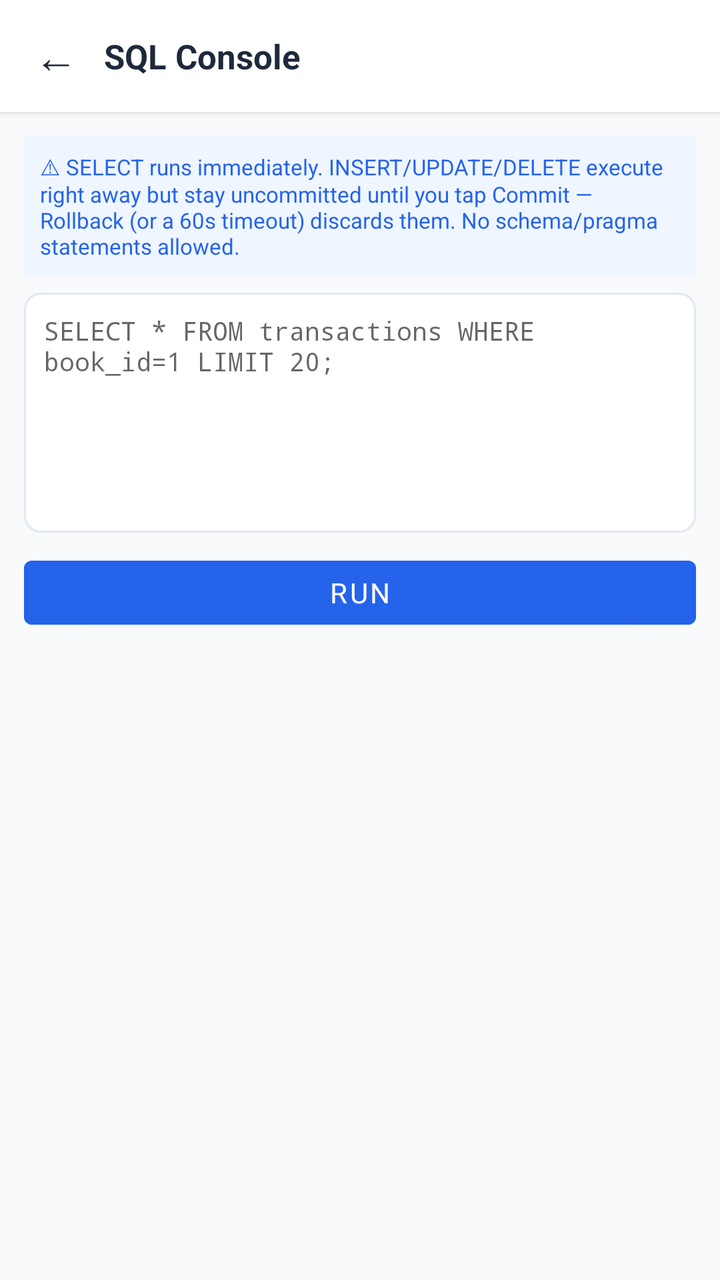
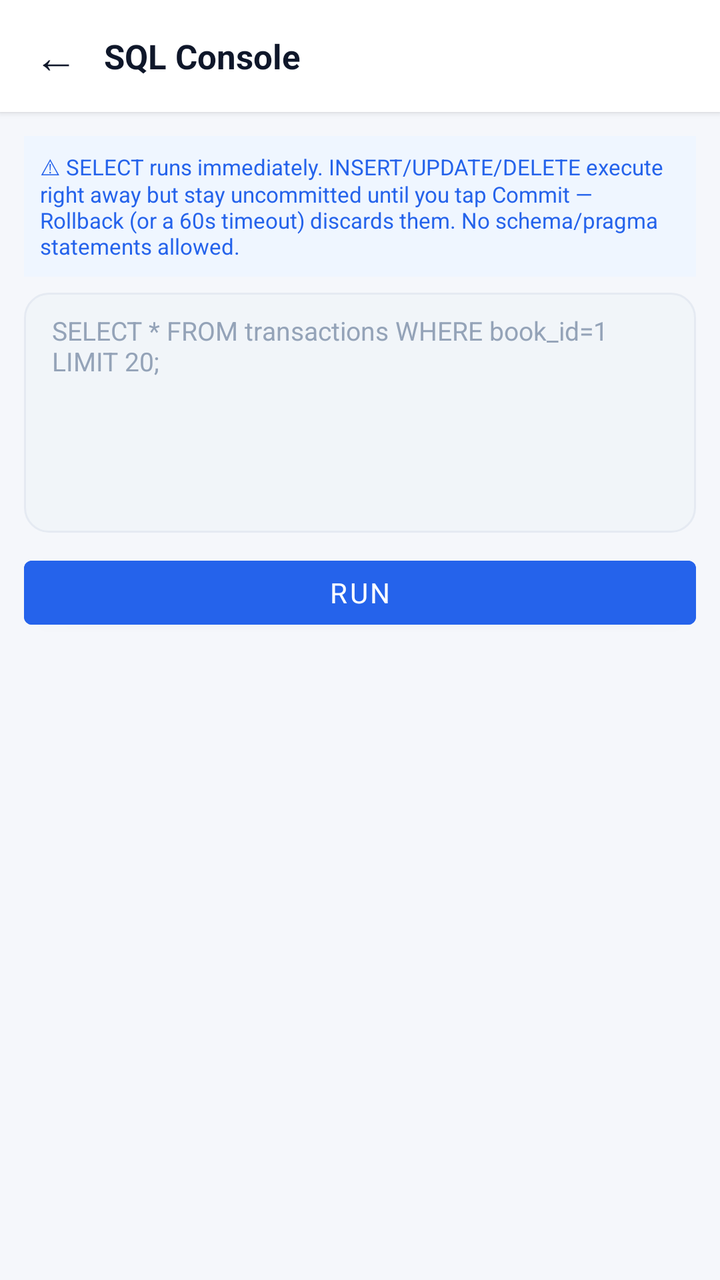

Compare the two renders of this Android layout. The source of the first and the diff that turns it into the second are given below.
<!-- AndroidManifest.xml: application theme Theme.ExpenseOS -->
<!-- res/layout/activity_sql_console.xml -->
<?xml version="1.0" encoding="utf-8"?>
<LinearLayout xmlns:android="http://schemas.android.com/apk/res/android"
    android:layout_width="match_parent"
    android:layout_height="match_parent"
    android:background="@color/background"
    android:orientation="vertical">

    <LinearLayout
        android:layout_width="match_parent"
        android:layout_height="56dp"
        android:background="@color/surface"
        android:elevation="2dp"
        android:gravity="center_vertical"
        android:orientation="horizontal"
        android:paddingHorizontal="4dp">

        <TextView
            android:id="@+id/btnSqlBack"
            android:layout_width="48dp"
            android:layout_height="48dp"
            android:background="?attr/selectableItemBackgroundBorderless"
            android:gravity="center"
            android:text="←"
            android:textColor="@color/text_primary"
            android:textSize="22sp" />

        <TextView
            android:layout_width="0dp"
            android:layout_height="wrap_content"
            android:layout_weight="1"
            android:text="SQL Console"
            android:textColor="@color/text_primary"
            android:textSize="17sp"
            android:textStyle="bold" />
    </LinearLayout>

    <ScrollView
        android:layout_width="match_parent"
        android:layout_height="0dp"
        android:layout_weight="1">

        <LinearLayout
            android:layout_width="match_parent"
            android:layout_height="wrap_content"
            android:orientation="vertical"
            android:padding="12dp">

            <TextView
                android:layout_width="match_parent"
                android:layout_height="wrap_content"
                android:layout_marginBottom="8dp"
                android:background="#EFF6FF"
                android:padding="8dp"
                android:text="⚠ SELECT runs immediately. INSERT/UPDATE/DELETE execute right away but stay uncommitted until you tap Commit — Rollback (or a 60s timeout) discards them. No schema/pragma statements allowed."
                android:textColor="@color/primary"
                android:textSize="11sp" />

            
            <EditText
                android:id="@+id/etSqlInput"
                android:layout_width="match_parent"
                android:layout_height="120dp"
                android:background="@drawable/bg_input_box"
                android:fontFamily="monospace"
                android:gravity="top|start"
                android:hint="SELECT * FROM transactions WHERE book_id=1 LIMIT 20;"
                android:inputType="textMultiLine"
                android:padding="10dp"
                android:textSize="13sp" />

            <HorizontalScrollView
                android:id="@+id/scrollSqlHistory"
                android:layout_width="match_parent"
                android:layout_height="wrap_content"
                android:layout_marginTop="4dp"
                android:scrollbars="none"
                android:visibility="gone">

                <LinearLayout
                    android:id="@+id/llSqlHistory"
                    android:layout_width="wrap_content"
                    android:layout_height="wrap_content"
                    android:orientation="horizontal" />
            </HorizontalScrollView>

            <HorizontalScrollView
                android:id="@+id/scrollSqlSuggestions"
                android:layout_width="match_parent"
                android:layout_height="wrap_content"
                android:layout_marginTop="4dp"
                android:scrollbars="none"
                android:visibility="gone">

                <LinearLayout
                    android:id="@+id/llSqlSuggestions"
                    android:layout_width="wrap_content"
                    android:layout_height="wrap_content"
                    android:orientation="horizontal" />
            </HorizontalScrollView>

            <LinearLayout
                android:layout_width="match_parent"
                android:layout_height="wrap_content"
                android:layout_marginTop="8dp"
                android:orientation="horizontal">

                <Button
                    android:id="@+id/btnSqlRun"
                    android:layout_width="0dp"
                    android:layout_height="44dp"
                    android:layout_weight="1"
                    android:backgroundTint="@color/primary"
                    android:text="RUN"
                    android:textColor="#FFFFFF" />

                <Button
                    android:id="@+id/btnSqlCommit"
                    android:layout_width="0dp"
                    android:layout_height="44dp"
                    android:layout_marginStart="8dp"
                    android:layout_weight="1"
                    android:backgroundTint="@color/green"
                    android:text="COMMIT"
                    android:textColor="#FFFFFF"
                    android:visibility="gone" />

                <Button
                    android:id="@+id/btnSqlRollback"
                    android:layout_width="0dp"
                    android:layout_height="44dp"
                    android:layout_marginStart="8dp"
                    android:layout_weight="1"
                    android:backgroundTint="@color/red"
                    android:text="ROLLBACK"
                    android:textColor="#FFFFFF"
                    android:visibility="gone" />
            </LinearLayout>

            <TextView
                android:id="@+id/tvSqlTimer"
                android:layout_width="match_parent"
                android:layout_height="wrap_content"
                android:layout_marginTop="6dp"
                android:gravity="center"
                android:textColor="@color/amber"
                android:textSize="12sp"
                android:textStyle="bold" />

            <LinearLayout
                android:layout_width="match_parent"
                android:layout_height="wrap_content"
                android:layout_marginTop="8dp"
                android:gravity="center_vertical"
                android:orientation="horizontal">

                <TextView
                    android:id="@+id/tvSqlStatus"
                    android:layout_width="0dp"
                    android:layout_height="wrap_content"
                    android:layout_weight="1"
                    android:textSize="13sp" />

                <TextView
                    android:id="@+id/btnSqlClear"
                    android:layout_width="wrap_content"
                    android:layout_height="wrap_content"
                    android:background="?attr/selectableItemBackground"
                    android:padding="6dp"
                    android:text="Clear"
                    android:textColor="@color/text_muted"
                    android:textSize="12sp"
                    android:visibility="gone" />

                <TextView
                    android:id="@+id/btnSqlCopyAll"
                    android:layout_width="wrap_content"
                    android:layout_height="wrap_content"
                    android:layout_marginStart="8dp"
                    android:background="?attr/selectableItemBackground"
                    android:padding="6dp"
                    android:text="📋 Copy All"
                    android:textColor="@color/primary"
                    android:textSize="12sp"
                    android:visibility="gone" />
            </LinearLayout>

            <HorizontalScrollView
                android:id="@+id/scrollSqlResults"
                android:layout_width="match_parent"
                android:layout_height="wrap_content"
                android:layout_marginTop="8dp"
                android:visibility="gone">

                <TableLayout
                    android:id="@+id/tableSqlResults"
                    android:layout_width="wrap_content"
                    android:layout_height="wrap_content" />
            </HorizontalScrollView>

            <LinearLayout
                android:id="@+id/rowSqlPagination"
                android:layout_width="match_parent"
                android:layout_height="wrap_content"
                android:layout_marginTop="8dp"
                android:gravity="center_vertical"
                android:orientation="horizontal"
                android:visibility="gone">

                <Button
                    android:id="@+id/btnSqlPrevPage"
                    android:layout_width="wrap_content"
                    android:layout_height="40dp"
                    android:text="‹ Prev"
                    android:textSize="12sp" />

                <TextView
                    android:id="@+id/tvSqlPageInfo"
                    android:layout_width="0dp"
                    android:layout_height="wrap_content"
                    android:layout_weight="1"
                    android:gravity="center"
                    android:textColor="@color/text_secondary"
                    android:textSize="12sp" />

                <Button
                    android:id="@+id/btnSqlNextPage"
                    android:layout_width="wrap_content"
                    android:layout_height="40dp"
                    android:text="Next ›"
                    android:textSize="12sp" />
            </LinearLayout>
        </LinearLayout>
    </ScrollView>
</LinearLayout>
<!-- resources referenced by this layout -->
<resources>
  <color name="background">#F8FAFC</color>
  <color name="green">#16A34A</color>
  <color name="red">#DC2626</color>
  <color name="text_primary">#1E293B</color>
  <!-- drawable bg_input_box (drawable) -->
  <?xml version="1.0" encoding="utf-8"?>
  <shape xmlns:android="http://schemas.android.com/apk/res/android"
      android:shape="rectangle">
      <corners android:radius="8dp" />
      <stroke
          android:width="1dp"
          android:color="@color/border" />
      <solid android:color="@color/bg_card" />
  </shape>
  <style name="Theme.ExpenseOS" parent="Theme.MaterialComponents.Light.NoActionBar">
          <item name="colorPrimary">@color/primary</item>
          <item name="colorPrimaryDark">@color/primary_dark</item>
          <item name="colorAccent">@color/primary</item>
          <item name="android:windowBackground">@color/bg</item>
          <item name="android:fontFamily">sans-serif</item>
          <item name="android:statusBarColor">@color/primary_dark</item>
      </style>
  <color name="border">#E2E8F0</color>
  <color name="bg_card">#FFFFFF</color>
  <color name="bg">#F8FAFC</color>
  <!-- unchanged entries left out for length: 6 -->
</resources>

<!-- the commit's change to res/layout/activity_sql_console.xml (unified diff, before → after) -->
@@ -49,7 +49,7 @@
                 android:layout_width="match_parent"
                 android:layout_height="wrap_content"
                 android:layout_marginBottom="8dp"
-                android:background="#EFF6FF"
+                android:background="@color/primary_soft"
                 android:padding="8dp"
                 android:text="⚠ SELECT runs immediately. INSERT/UPDATE/DELETE execute right away but stay uncommitted until you tap Commit — Rollback (or a 60s timeout) discards them. No schema/pragma statements allowed."
                 android:textColor="@color/primary"
@@ -111,7 +111,7 @@
                     android:layout_weight="1"
                     android:backgroundTint="@color/primary"
                     android:text="RUN"
-                    android:textColor="#FFFFFF" />
+                    android:textColor="@color/white" />
 
                 <Button
                     android:id="@+id/btnSqlCommit"
@@ -121,7 +121,7 @@
                     android:layout_weight="1"
                     android:backgroundTint="@color/green"
                     android:text="COMMIT"
-                    android:textColor="#FFFFFF"
+                    android:textColor="@color/white"
                     android:visibility="gone" />
 
                 <Button
@@ -132,7 +132,7 @@
                     android:layout_weight="1"
                     android:backgroundTint="@color/red"
                     android:text="ROLLBACK"
-                    android:textColor="#FFFFFF"
+                    android:textColor="@color/white"
                     android:visibility="gone" />
             </LinearLayout>
 
<!-- resource entries referenced after the edit -->
@@ -1,30 +1,105 @@
 <!-- resources referenced by this layout -->
 <resources>
-  <color name="background">#F8FAFC</color>
-  <color name="green">#16A34A</color>
-  <color name="red">#DC2626</color>
-  <color name="text_primary">#1E293B</color>
+  <color name="background">#F5F7FB</color>
+  <color name="green">#059669</color>
+  <color name="primary_soft">#EFF6FF</color>
+  <color name="red">#E11D48</color>
+  <color name="text_primary">#0F172A</color>
+  <color name="white">#FFFFFF</color>
   <!-- drawable bg_input_box (drawable) -->
   <?xml version="1.0" encoding="utf-8"?>
-  <shape xmlns:android="http://schemas.android.com/apk/res/android"
-      android:shape="rectangle">
-      <corners android:radius="8dp" />
-      <stroke
-          android:width="1dp"
-          android:color="@color/border" />
-      <solid android:color="@color/bg_card" />
+  <shape xmlns:android="http://schemas.android.com/apk/res/android" android:shape="rectangle">
+      <solid android:color="@color/surface_2"/>
+      <stroke android:width="1dp" android:color="@color/border"/>
+      <corners android:radius="12dp"/>
   </shape>
-  <style name="Theme.ExpenseOS" parent="Theme.MaterialComponents.Light.NoActionBar">
+  <style name="Theme.ExpenseOS" parent="Theme.MaterialComponents.DayNight.NoActionBar">
           <item name="colorPrimary">@color/primary</item>
+          <item name="colorPrimaryVariant">@color/primary_dark</item>
           <item name="colorPrimaryDark">@color/primary_dark</item>
+          <item name="colorOnPrimary">@color/on_primary</item>
+          <item name="colorSecondary">@color/secondary</item>
+          <item name="colorSecondaryVariant">@color/secondary_dark</item>
+          <item name="colorOnSecondary">@color/on_primary</item>
           <item name="colorAccent">@color/primary</item>
+          <item name="colorSurface">@color/surface</item>
+          <item name="colorOnSurface">@color/text</item>
+          <item name="colorOnBackground">@color/text</item>
+          <item name="colorError">@color/danger</item>
+          <item name="android:colorBackground">@color/bg</item>
           <item name="android:windowBackground">@color/bg</item>
+  
+          <item name="android:textColorPrimary">@color/text</item>
+          <item name="android:textColorSecondary">@color/text_muted</item>
+          <item name="android:textColorHint">@color/text_hint</item>
           <item name="android:fontFamily">sans-serif</item>
-          <item name="android:statusBarColor">@color/primary_dark</item>
+          <item name="fontFamily">sans-serif</item>
+  
+          
+          <item name="android:statusBarColor">@color/bg</item>
+          <item name="android:navigationBarColor">@color/nav_bg</item>
+          <item name="android:windowLightStatusBar">true</item>
+          <item name="android:windowLightNavigationBar" tools:targetApi="o_mr1">true</item>
+          <item name="android:forceDarkAllowed" tools:targetApi="q">false</item>
+  
+          
+          <item name="editTextStyle">@style/Widget.ExpenseOS.EditText</item>
+          <item name="materialAlertDialogTheme">@style/ThemeOverlay.ExpenseOS.Dialog</item>
+          <item name="bottomSheetDialogTheme">@style/ThemeOverlay.ExpenseOS.BottomSheet</item>
+          <item name="android:windowAnimationStyle">@style/Animation.ExpenseOS.Window</item>
+          <item name="android:windowActivityTransitions">true</item>
+          <item name="android:windowContentTransitions">true</item>
       </style>
-  <color name="border">#E2E8F0</color>
-  <color name="bg_card">#FFFFFF</color>
-  <color name="bg">#F8FAFC</color>
+  <color name="surface_2">#F1F5F9</color>
+  <color name="border">#E5EAF2</color>
+  <color name="on_primary">#FFFFFF</color>
+  <color name="secondary">#0F766E</color>
+  <color name="secondary_dark">#115E59</color>
+  <color name="text">#0F172A</color>
+  <color name="danger">#E11D48</color>
+  <color name="bg">#F5F7FB</color>
+  <color name="text_hint">#94A3B8</color>
+  <color name="nav_bg">#FFFFFF</color>
+  <style name="Widget.ExpenseOS.EditText" parent="Widget.AppCompat.EditText">
+          <item name="android:textSize">@dimen/type_body</item>
+          <item name="android:textColor">@color/text</item>
+          <item name="android:textColorHint">@color/text_hint</item>
+          <item name="android:paddingStart">14dp</item>
+          <item name="android:paddingEnd">14dp</item>
+          <item name="android:minHeight">@dimen/input_height</item>
+      </style>
+  <style name="ThemeOverlay.ExpenseOS.Dialog" parent="ThemeOverlay.MaterialComponents.MaterialAlertDialog">
+          <item name="colorPrimary">@color/primary</item>
+          <item name="colorSurface">@color/surface</item>
+          <item name="colorOnSurface">@color/text</item>
+          <item name="shapeAppearanceOverlay">@style/ShapeAppearance.ExpenseOS.Dialog</item>
+          <item name="android:windowMinWidthMajor">84%</item>
+          <item name="android:windowMinWidthMinor">84%</item>
+      </style>
+  <style name="ThemeOverlay.ExpenseOS.BottomSheet" parent="ThemeOverlay.MaterialComponents.BottomSheetDialog">
+          <item name="bottomSheetStyle">@style/Widget.ExpenseOS.BottomSheet</item>
+      </style>
+  <style name="Animation.ExpenseOS.Window" parent="@android:style/Animation.Activity">
+          <item name="android:activityOpenEnterAnimation">@anim/screen_enter</item>
+          <item name="android:activityOpenExitAnimation">@anim/screen_exit</item>
+          <item name="android:activityCloseEnterAnimation">@anim/screen_pop_enter</item>
+          <item name="android:activityCloseExitAnimation">@anim/screen_pop_exit</item>
+      </style>
+  <style name="ShapeAppearance.ExpenseOS.Dialog" parent="ShapeAppearance.MaterialComponents.MediumComponent">
+          <item name="cornerFamily">rounded</item>
+          <item name="cornerSize">26dp</item>
+      </style>
+  <style name="Widget.ExpenseOS.BottomSheet" parent="Widget.MaterialComponents.BottomSheet.Modal">
+          <item name="shapeAppearanceOverlay">@style/ShapeAppearance.ExpenseOS.Sheet</item>
+          <item name="backgroundTint">@color/surface</item>
+      </style>
+  <style name="ShapeAppearance.ExpenseOS.Sheet" parent="">
+          <item name="cornerFamily">rounded</item>
+          <item name="cornerSizeTopLeft">26dp</item>
+          <item name="cornerSizeTopRight">26dp</item>
+          <item name="cornerSizeBottomLeft">0dp</item>
+          <item name="cornerSizeBottomRight">0dp</item>
+      </style>
   <!-- unchanged entries left out for length: 6 -->
 </resources>
 
